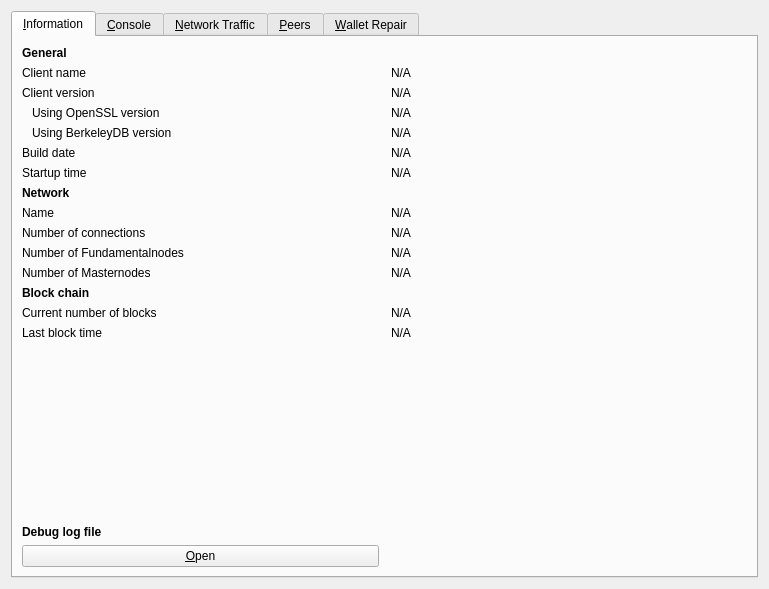
The window that src/qt/forms/rpcconsole.ui (VitaeTeam/Vitae) describes before a commit, drawn with Qt 5.
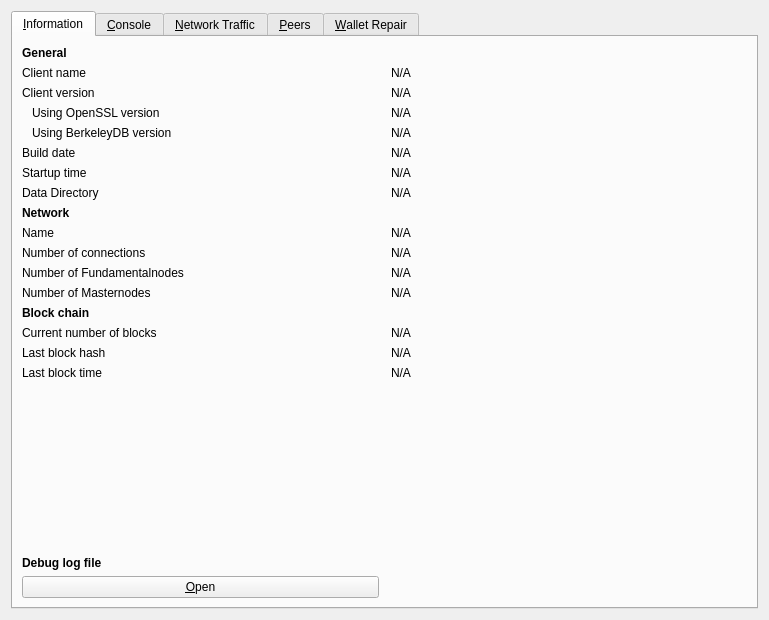
The same window after the commit. Icons and pictures are not drawn. Custom widgets are drawn as their Qt base class.

Commit message: Merge #933: [Qt] Add blockhash + datadir to information tab

Patch:
```diff
--- a/src/qt/forms/rpcconsole.ui
+++ b/src/qt/forms/rpcconsole.ui
@@ -7,7 +7,7 @@
     <x>0</x>
     <y>0</y>
     <width>769</width>
-    <height>589</height>
+    <height>620</height>
    </rect>
   </property>
   <property name="windowTitle">
@@ -185,6 +185,20 @@
         </widget>
        </item>
        <item row="7" column="0">
+        <widget class="QLabel" name="dataDirLabel">
+         <property name="text">
+          <string>Data Directory</string>
+         </property>
+        </widget>
+       </item>
+       <item row="7" column="1">
+        <widget class="QLabel" name="dataDir">
+         <property name="text">
+          <string>N/A</string>
+         </property>
+        </widget>
+       </item>
+       <item row="8" column="0">
         <widget class="QLabel" name="networkHeader">
          <property name="font">
           <font>
@@ -197,14 +211,14 @@
          </property>
         </widget>
        </item>
-       <item row="8" column="0">
+       <item row="9" column="0">
         <widget class="QLabel" name="networkNameLabel">
          <property name="text">
           <string>Name</string>
          </property>
         </widget>
        </item>
-       <item row="8" column="1">
+       <item row="9" column="1">
         <widget class="QLabel" name="networkName">
          <property name="cursor">
           <cursorShape>IBeamCursor</cursorShape>
@@ -220,14 +234,14 @@
          </property>
         </widget>
        </item>
-       <item row="9" column="0">
+       <item row="10" column="0">
         <widget class="QLabel" name="numberOfConnectionsLabel">
          <property name="text">
           <string>Number of connections</string>
          </property>
         </widget>
        </item>
-       <item row="9" column="1">
+       <item row="10" column="1">
         <widget class="QLabel" name="numberOfConnections">
          <property name="cursor">
           <cursorShape>IBeamCursor</cursorShape>
@@ -243,14 +257,14 @@
          </property>
         </widget>
        </item>
-       <item row="10" column="0">
+       <item row="11" column="0">
         <widget class="QLabel" name="fundamentalnodeCountLabel">
          <property name="text">
           <string>Number of Fundamentalnodes</string>
          </property>
         </widget>
        </item>
-       <item row="10" column="1">
+       <item row="11" column="1">
         <widget class="QLabel" name="fundamentalnodeCount">
          <property name="cursor">
           <cursorShape>IBeamCursor</cursorShape>
@@ -266,14 +280,14 @@
          </property>
         </widget>
        </item>
-       <item row="11" column="0">
+       <item row="12" column="0">
         <widget class="QLabel" name="masternodeCountLabel">
          <property name="text">
           <string>Number of Masternodes</string>
          </property>
         </widget>
        </item>
-       <item row="11" column="1">
+       <item row="12" column="1">
         <widget class="QLabel" name="masternodeCount">
          <property name="cursor">
           <cursorShape>IBeamCursor</cursorShape>
@@ -288,8 +302,8 @@
           <set>Qt::LinksAccessibleByMouse|Qt::TextSelectableByKeyboard|Qt::TextSelectableByMouse</set>
          </property>
         </widget>
-       </item> 
-       <item row="12" column="0">
+       </item>
+       <item row="13" column="0">
         <widget class="QLabel" name="blockchainHeader">
          <property name="font">
           <font>
@@ -302,14 +316,14 @@
          </property>
         </widget>
        </item>
-       <item row="13" column="0">
+       <item row="14" column="0">
         <widget class="QLabel" name="numberOfBlocksLabel">
          <property name="text">
           <string>Current number of blocks</string>
          </property>
         </widget>
        </item>
-       <item row="13" column="1">
+       <item row="14" column="1">
         <widget class="QLabel" name="numberOfBlocks">
          <property name="cursor">
           <cursorShape>IBeamCursor</cursorShape>
@@ -325,14 +339,28 @@
          </property>
         </widget>
        </item>
-       <item row="14" column="0">
+       <item row="15" column="0">
+        <widget class="QLabel" name="lastBlockHashLabel">
+         <property name="text">
+          <string>Last block hash</string>
+         </property>
+        </widget>
+       </item>
+       <item row="15" column="1">
+        <widget class="QLabel" name="lastBlockHash">
+         <property name="text">
+          <string>N/A</string>
+         </property>
+        </widget>
+       </item>
+       <item row="16" column="0">
         <widget class="QLabel" name="lastBlockTimeLabel">
          <property name="text">
           <string>Last block time</string>
          </property>
         </widget>
        </item>
-       <item row="14" column="1">
+       <item row="16" column="1">
         <widget class="QLabel" name="lastBlockTime">
          <property name="cursor">
           <cursorShape>IBeamCursor</cursorShape>
@@ -348,7 +376,7 @@
          </property>
         </widget>
        </item>
-       <item row="15" column="0">
+       <item row="17" column="0">
         <spacer name="verticalSpacer_2">
          <property name="orientation">
           <enum>Qt::Vertical</enum>
@@ -361,7 +389,7 @@
          </property>
         </spacer>
        </item>
-       <item row="16" column="0">
+       <item row="18" column="0">
         <widget class="QLabel" name="debugLogFileHeader">
          <property name="font">
           <font>
@@ -374,7 +402,7 @@
          </property>
         </widget>
        </item>
-       <item row="17" column="0">
+       <item row="19" column="0">
         <widget class="QPushButton" name="openDebugLogfileButton">
          <property name="toolTip">
           <string>Open the VITAE debug log file from the current data directory. This can take a few seconds for large log files.</string>
```
Left out of the diff: 33 changed lines with no effect on the pictures. The commit also changes 3 other files.
